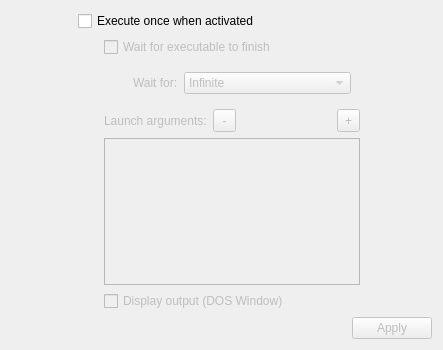
Before: the Qt Designer form FWAdminLib/GetInfoExecuteDlg.ui in fw-dev/translations, drawn with Qt 5.
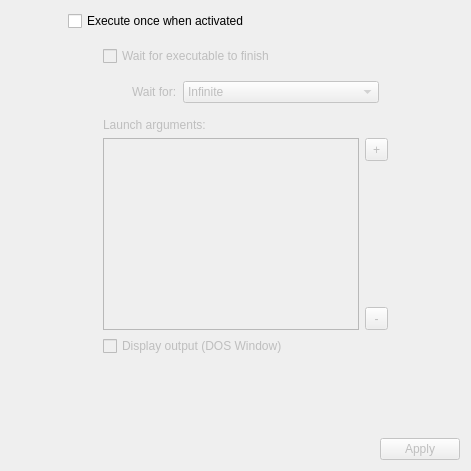
After: the same form once the commit is applied.

What changed in the file:
```diff
--- a/FWAdminLib/GetInfoExecuteDlg.ui
+++ b/FWAdminLib/GetInfoExecuteDlg.ui
@@ -6,8 +6,8 @@
    <rect>
     <x>0</x>
     <y>0</y>
-    <width>443</width>
-    <height>350</height>
+    <width>471</width>
+    <height>471</height>
    </rect>
   </property>
   <property name="windowTitle">
@@ -16,6 +16,12 @@
   <layout class="QVBoxLayout" name="verticalLayout_3">
    <item>
     <layout class="QHBoxLayout" name="horizontalLayout_2">
+     <property name="leftMargin">
+      <number>0</number>
+     </property>
+     <property name="rightMargin">
+      <number>0</number>
+     </property>
      <item>
       <spacer name="horizontalSpacer_2">
        <property name="orientation">
@@ -23,7 +29,7 @@
        </property>
        <property name="sizeHint" stdset="0">
         <size>
-         <width>13</width>
+         <width>40</width>
          <height>20</height>
         </size>
        </property>
@@ -59,10 +65,7 @@
          <property name="enabled">
           <bool>false</bool>
          </property>
-         <layout class="QVBoxLayout" name="verticalLayout_2">
-          <property name="margin">
-           <number>0</number>
-          </property>
+         <layout class="QVBoxLayout" name="verticalLayout_6">
           <item>
            <layout class="QVBoxLayout" name="verticalLayout">
             <item>
@@ -136,87 +139,91 @@
             </item>
            </layout>
           </item>
+          <item>
+           <widget class="QLabel" name="argumentsLA">
+            <property name="text">
+             <string>Launch arguments:</string>
+            </property>
+           </widget>
+          </item>
           <item>
            <layout class="QHBoxLayout" name="horizontalLayout_7">
             <item>
-             <widget class="QLabel" name="argumentsLA">
-              <property name="text">
-               <string>Launch arguments:</string>
+             <widget class="QListWidget" name="argumentsListWidget">
+              <property name="dragDropMode">
+               <enum>QAbstractItemView::InternalMove</enum>
               </property>
              </widget>
             </item>
             <item>
-             <widget class="QToolButton" name="deleteArgumentButton">
-              <property name="sizePolicy">
-               <sizepolicy hsizetype="Fixed" vsizetype="Fixed">
-                <horstretch>23</horstretch>
-                <verstretch>23</verstretch>
-               </sizepolicy>
-              </property>
-              <property name="minimumSize">
-               <size>
-                <width>23</width>
-                <height>23</height>
-               </size>
-              </property>
-              <property name="maximumSize">
-               <size>
-                <width>23</width>
-                <height>23</height>
-               </size>
-              </property>
-              <property name="text">
-               <string>-</string>
-              </property>
-             </widget>
-            </item>
-            <item>
-             <spacer name="horizontalSpacer_5">
-              <property name="orientation">
-               <enum>Qt::Horizontal</enum>
-              </property>
-              <property name="sizeHint" stdset="0">
-               <size>
-                <width>40</width>
-                <height>20</height>
-               </size>
-              </property>
-             </spacer>
-            </item>
-            <item>
-             <widget class="QToolButton" name="addArgumentButton">
-              <property name="sizePolicy">
-               <sizepolicy hsizetype="Fixed" vsizetype="Fixed">
-                <horstretch>23</horstretch>
-                <verstretch>23</verstretch>
-               </sizepolicy>
-              </property>
-              <property name="minimumSize">
-               <size>
-                <width>23</width>
-                <height>23</height>
-               </size>
-              </property>
-              <property name="maximumSize">
-               <size>
-                <width>23</width>
-                <height>23</height>
-               </size>
-              </property>
-              <property name="text">
-               <string>+</string>
-              </property>
-             </widget>
+             <layout class="QVBoxLayout" name="verticalLayout_2">
+              <item>
+               <widget class="QToolButton" name="addArgumentButton">
+                <property name="sizePolicy">
+                 <sizepolicy hsizetype="Fixed" vsizetype="Fixed">
+                  <horstretch>23</horstretch>
+                  <verstretch>23</verstretch>
+                 </sizepolicy>
+                </property>
+                <property name="minimumSize">
+                 <size>
+                  <width>23</width>
+                  <height>23</height>
+                 </size>
+                </property>
+                <property name="maximumSize">
+                 <size>
+                  <width>23</width>
+                  <height>23</height>
+                 </size>
+                </property>
+                <property name="text">
+                 <string>+</string>
+                </property>
+               </widget>
+              </item>
+              <item>
+               <spacer name="verticalSpacer">
+                <property name="orientation">
+                 <enum>Qt::Vertical</enum>
+                </property>
+                <property name="sizeHint" stdset="0">
+                 <size>
+                  <width>20</width>
+                  <height>40</height>
+                 </size>
+                </property>
+               </spacer>
+              </item>
+              <item>
+               <widget class="QToolButton" name="deleteArgumentButton">
+                <property name="sizePolicy">
+                 <sizepolicy hsizetype="Fixed" vsizetype="Fixed">
+                  <horstretch>23</horstretch>
+                  <verstretch>23</verstretch>
+                 </sizepolicy>
+                </property>
+                <property name="minimumSize">
+                 <size>
+                  <width>23</width>
+                  <height>23</height>
+                 </size>
+                </property>
+                <property name="maximumSize">
+                 <size>
+                  <width>23</width>
+                  <height>23</height>
+                 </size>
+                </property>
+                <property name="text">
+                 <string>-</string>
+                </property>
+               </widget>
+              </item>
+             </layout>
             </item>
            </layout>
           </item>
-          <item>
-           <widget class="QListWidget" name="argumentsListWidget">
-            <property name="dragDropMode">
-             <enum>QAbstractItemView::InternalMove</enum>
-            </property>
-           </widget>
-          </item>
           <item>
            <widget class="QCheckBox" name="showDOSCB">
             <property name="text">
@@ -236,7 +243,7 @@
        </property>
        <property name="sizeHint" stdset="0">
         <size>
-         <width>13</width>
+         <width>40</width>
          <height>20</height>
         </size>
        </property>
@@ -245,14 +252,14 @@
     </layout>
    </item>
    <item>
-    <spacer name="verticalSpacer">
+    <spacer name="verticalSpacer_2">
      <property name="orientation">
       <enum>Qt::Vertical</enum>
      </property>
      <property name="sizeHint" stdset="0">
       <size>
        <width>20</width>
-       <height>6</height>
+       <height>40</height>
       </size>
      </property>
     </spacer>
```
Left out of the diff: 6 changed lines with no effect on the pictures.
